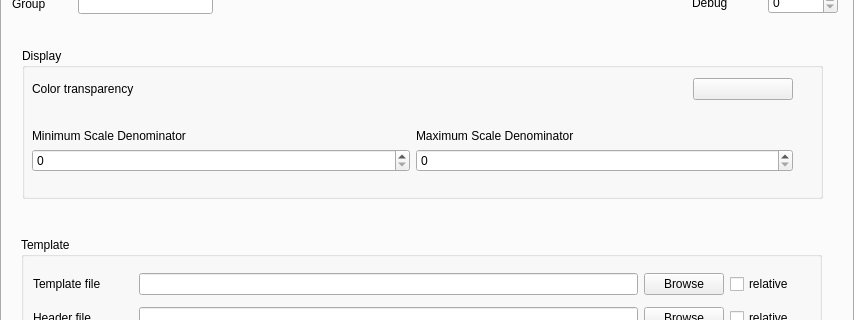
First picture: the form in layersettingsraster.ui, repository QMapfileEditor/QMapfileEditor, before the edit; both pictures show x 0 to 854 and y 118 to 438 of the 854 by 582 pixel window.
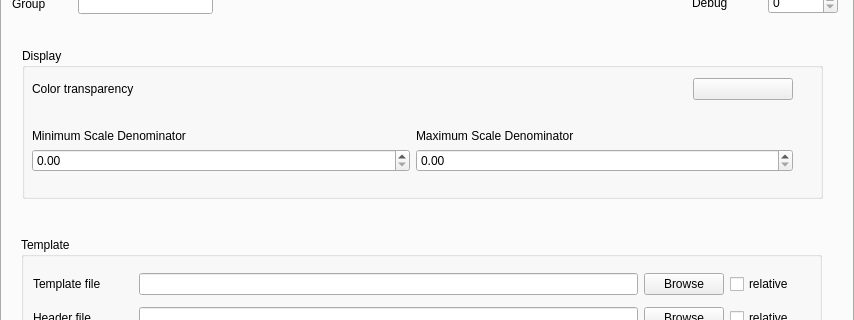
Second picture: the form after the edit. Icons and pictures are not drawn.

Commit message: layer settings UI - QSpinBox -> QDoubleSpinBox for min/max scales

```diff
--- a/layersettingsraster.ui
+++ b/layersettingsraster.ui
@@ -426,7 +426,7 @@
            </widget>
           </item>
           <item>
-           <widget class="QSpinBox" name="mf_minScaleDenom_edit">
+           <widget class="QDoubleSpinBox" name="mf_minScaleDenom_edit">
             <property name="accelerated">
              <bool>true</bool>
             </property>
@@ -447,7 +447,7 @@
            </widget>
           </item>
           <item>
-           <widget class="QSpinBox" name="mf_maxScaleDenom_edit">
+           <widget class="QDoubleSpinBox" name="mf_maxScaleDenom_edit">
             <property name="wrapping">
              <bool>false</bool>
             </property>
```
The commit also changes 1 other file.
